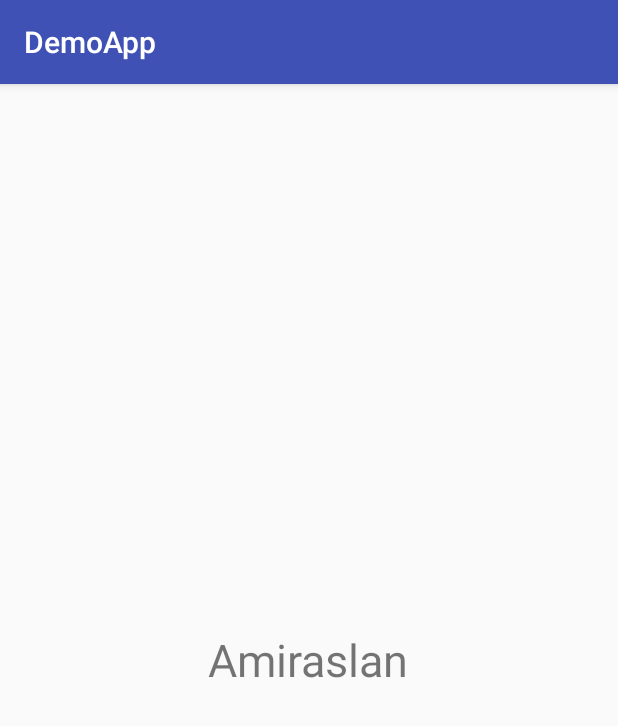
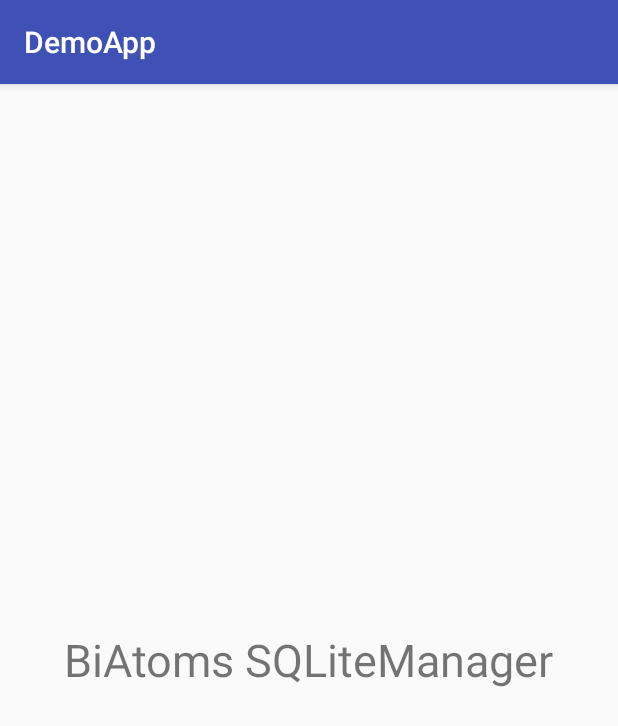
Before and after one commit to BiAtoms/SQLiteManager, an Android app: the screen it shows after launch (MainActivity), on a phone screen of 412 x 824 dp. Shown: the top 726 px of the screen. Run offline under Robolectric (Android 15) with nearby library versions, the phone set to English and light mode, and no system bars; 1 statement that could not run was skipped.

```diff
--- a/app/src/main/res/values/strings.xml
+++ b/app/src/main/res/values/strings.xml
@@ -1,4 +1,4 @@
 <resources>
     <string name="app_name">DemoApp</string>
-    <string name="my_name">Amiraslan</string>
+    <string name="my_name">BiAtoms SQLiteManager</string>
 </resources>
--- a/sqlitemanager/src/main/java/com/sqlitemanager/Utils.java
+++ b/sqlitemanager/src/main/java/com/sqlitemanager/Utils.java
@@ -126,4 +126,8 @@ public class Utils {
         return SqlResponse.Successful;
     }
 
+    static boolean isColumn(Field field) {
+        return field.isAnnotationPresent(Column.class);
+    }
+
 }
```
